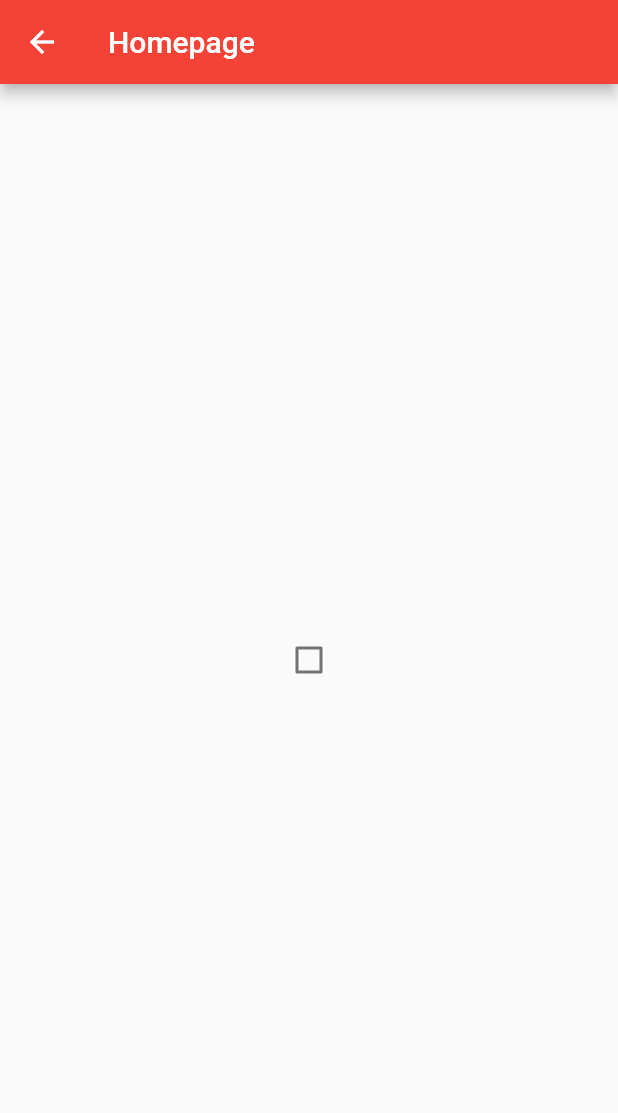
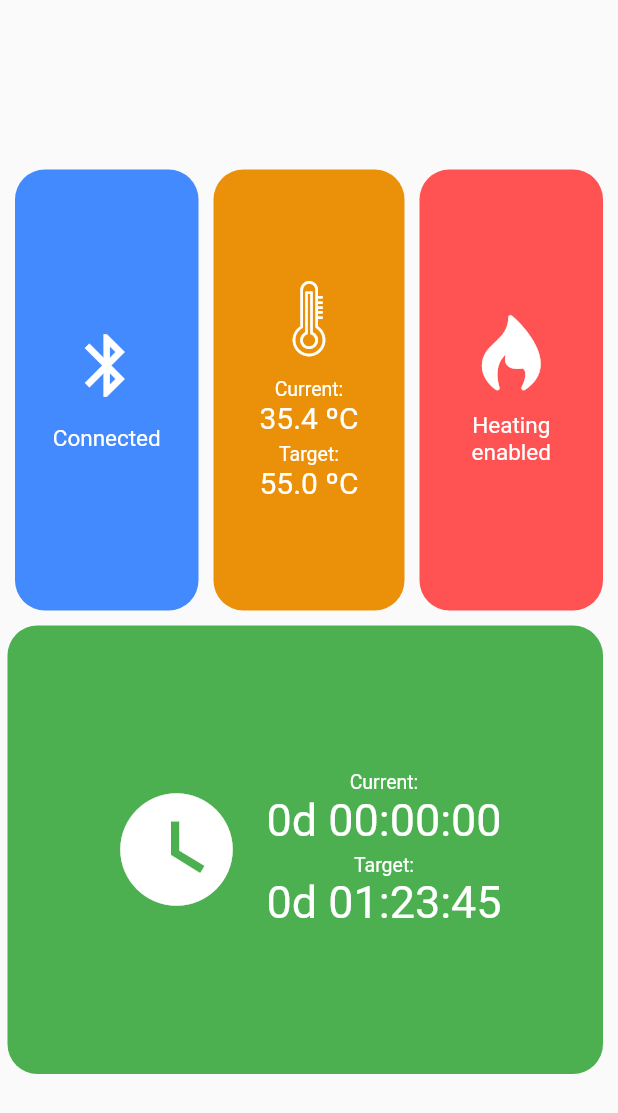
Before and after one commit to gabriel-milan/SousVide_AndroidApp, a Flutter app: the screen it shows after launch, after a tap on "START", on a phone screen of 412 x 824 dp. Shown: the top 1113 px of the screen. Run offline on Flutter 3.47's test engine with Material 2 defaults, Android fonts, the phone set to English and light mode, and no system bars; our stand-ins replace flutter_blue.

Commit message:
Add initial monitor screen

```diff
--- /dev/null
+++ b/lib/icons/Fire.dart
@@ -0,0 +1,11 @@
+import 'package:flutter/widgets.dart';
+
+class Fire {
+  Fire._();
+
+  static const _kFontFam = 'Fire';
+  static const _kFontPkg = null;
+
+  static const IconData fire =
+      IconData(0xe800, fontFamily: _kFontFam, fontPackage: _kFontPkg);
+}
--- a/lib/main.dart
+++ b/lib/main.dart
@@ -1,9 +1,14 @@
 import 'package:flutter/material.dart';
+import 'package:flutter/services.dart';
 
 import 'package:SousVide/pages/splash.dart';
-import 'package:SousVide/pages/home.dart';
+import 'package:SousVide/pages/monitor.dart';
 
-void main() => runApp(MaterialApp(
+void main() {
+  WidgetsFlutterBinding.ensureInitialized();
+  SystemChrome.setPreferredOrientations(
+      [DeviceOrientation.portraitUp, DeviceOrientation.portraitDown]).then((_) {
+    runApp(MaterialApp(
       theme: ThemeData(
         primaryColor: Colors.red,
         accentColor: Colors.yellowAccent,
@@ -13,6 +18,11 @@ void main() => runApp(MaterialApp(
         backgroundColor: Colors.redAccent,
         secondaryColor: Colors.black,
         textColor: Colors.white,
-        nextPage: HomePage(),
+        nextPage: Monitor(
+          backgroundColor: null,
+          widgetsBorder: 10,
+        ),
       ),
     ));
+  });
+}
--- /dev/null
+++ b/lib/pages/monitor.dart
@@ -0,0 +1,167 @@
+import 'package:SousVide/widgets/timeStatus.dart';
+import 'package:flutter/material.dart';
+
+// Widgets
+import 'package:SousVide/widgets/iconbox.dart';
+import 'package:SousVide/widgets/bluetoothStatus.dart';
+import 'package:SousVide/widgets/temperatureStatus.dart';
+
+// Icons
+import 'package:SousVide/icons/Thermometer.dart';
+import 'package:SousVide/icons/Fire.dart';
+
+class Monitor extends StatefulWidget {
+  final Color backgroundColor;
+  final double widgetsBorder;
+
+  Monitor({@required this.backgroundColor, @required this.widgetsBorder});
+
+  @override
+  _MonitorState createState() => _MonitorState(
+      backgroundColor: backgroundColor, widgetsBorder: widgetsBorder);
+}
+
+class _MonitorState extends State<Monitor> {
+  final Color backgroundColor;
+  final double widgetsBorder;
+
+  bool btConnected = true;
+  bool heatingEnabled = true;
+
+  void changeBluetoothStatus() {
+    setState(() {
+      btConnected = !btConnected;
+    });
+  }
+
+  void changeHeatingStatus() {
+    setState(() {
+      heatingEnabled = !heatingEnabled;
+    });
+  }
+
+  _MonitorState({@required this.backgroundColor, @required this.widgetsBorder});
+
+  @override
+  Widget build(BuildContext context) {
+    return Scaffold(
+      body: Stack(
+        fit: StackFit.expand,
+        children: <Widget>[
+          // Filling background color
+          Container(
+            decoration: BoxDecoration(color: backgroundColor),
+          ),
+          // Main column
+          Column(
+            mainAxisAlignment: MainAxisAlignment.start,
+            children: <Widget>[
+              Expanded(
+                flex: 1,
+                child: Container(),
+              ),
+              // First vertical portion of the screen
+              Expanded(
+                flex: 3,
+                child: Container(
+                  // Adding widgets horizontally
+                  child: Row(
+                    mainAxisAlignment: MainAxisAlignment.center,
+                    children: <Widget>[
+                      Expanded(
+                          flex: 1,
+                          // Bluetooth widget
+                          child: GestureDetector(
+                            onTap: changeBluetoothStatus,
+                            child: BluetoothStatus(
+                              connected: btConnected,
+                              padding: EdgeInsets.fromLTRB(
+                                  widgetsBorder, // left
+                                  widgetsBorder, // top
+                                  widgetsBorder / 2, // right
+                                  widgetsBorder / 2),
+                              textColor: Colors.white,
+                              textSize: 15,
+                            ),
+                          )),
+                      Expanded(
+                          flex: 1,
+                          // Temperature widget
+                          child: TemperatureStatus(
+                            backgroundColor:
+                                btConnected ? Color(0XFFEB9109) : Colors.grey,
+                            currentTemp: btConnected ? "35.4 ºC" : "-",
+                            padding: EdgeInsets.fromLTRB(
+                                widgetsBorder / 2, // left
+                                widgetsBorder, // top
+                                widgetsBorder / 2, // right
+                                widgetsBorder / 2),
+                            targetTemp: btConnected ? "55.0 ºC" : "-",
+                          )),
+                      Expanded(
+                          flex: 1,
+                          // Heating widget
+                          child: GestureDetector(
+                            onTap: changeHeatingStatus,
+                            child: VerticalIconBox(
+                              backgroundColor: btConnected
+                                  ? (heatingEnabled
+                                      ? Colors.redAccent
+                                      : Colors.grey)
+                                  : Colors.grey,
+                              borderRadius: 20,
+                              icon: Icon(
+                                Fire.fire,
+                                size: 50,
+                                color: Colors.white,
+                              ),
+                              iconTextPadding: 15,
+                              padding: EdgeInsets.fromLTRB(
+                                  widgetsBorder / 2, // left
+                                  widgetsBorder, // top
+                                  widgetsBorder, // right
+                                  widgetsBorder / 2),
+                              text: btConnected
+                                  ? (heatingEnabled
+                                      ? "Heating\nenabled"
+                                      : "Heating\ndisabled")
+                                  : "-",
+                              textColor: Colors.white,
+                              textSize: 15,
+                            ),
+                          )),
+                    ],
+                  ),
+                ),
+              ),
+              // Second vertical portion of the screen
+              Expanded(
+                flex: 3,
+                child: Column(
+                    mainAxisAlignment: MainAxisAlignment.center,
+                    children: <Widget>[
+                      Expanded(
+                          child: TimeStatus(
+                        backgroundColor:
+                            btConnected ? Colors.green : Colors.grey,
+                        currentTime: btConnected ? "0d 00:00:00" : "-",
+                        padding: EdgeInsets.fromLTRB(
+                            widgetsBorder / 2, // left
+                            widgetsBorder / 2, // top
+                            widgetsBorder, // right
+                            widgetsBorder / 2),
+                        targetTime: btConnected ? "0d 01:23:45" : "-",
+                      ))
+                    ]),
+              ),
+              Expanded(
+                flex: 1,
+                child: Container(),
+              ),
+            ],
+          )
+        ],
+      ),
+    );
+  }
+}
--- /dev/null
+++ b/lib/widgets/bluetoothStatus.dart
@@ -0,0 +1,33 @@
+import 'package:flutter/material.dart';
+import 'package:SousVide/widgets/iconbox.dart';
+
+class BluetoothStatus extends StatelessWidget {
+  final EdgeInsetsGeometry padding;
+  final bool connected;
+  final Color textColor;
+  final double textSize;
+
+  BluetoothStatus(
+      {@required this.padding,
+      @required this.connected,
+      @required this.textColor,
+      @required this.textSize});
+
+  @override
+  Widget build(BuildContext context) {
+    return VerticalIconBox(
+      backgroundColor: connected ? Colors.blueAccent : Colors.grey,
+      borderRadius: 20,
+      icon: Icon(
+        Icons.bluetooth,
+        size: 50,
+        color: textColor,
+      ),
+      iconTextPadding: 15,
+      padding: padding,
+      text: connected ? "Connected" : "Not connected",
+      textColor: textColor,
+      textSize: textSize,
+    );
+  }
+}
--- /dev/null
+++ b/lib/widgets/iconbox.dart
@@ -0,0 +1,100 @@
+import 'package:flutter/material.dart';
+
+class VerticalIconBox extends StatelessWidget {
+  final EdgeInsetsGeometry padding;
+  final Color backgroundColor;
+  final double borderRadius;
+  final Icon icon;
+  final String text;
+  final double iconTextPadding;
+  final Color textColor;
+  final double textSize;
+
+  VerticalIconBox(
+      {@required this.padding,
+      @required this.backgroundColor,
+      @required this.borderRadius,
+      @required this.icon,
+      @required this.text,
+      @required this.iconTextPadding,
+      @required this.textColor,
+      @required this.textSize});
+
+  @override
+  Widget build(BuildContext context) {
+    return Padding(
+        padding: padding, // bottom
+        child: Container(
+            decoration: BoxDecoration(
+              // Box color and border radius
+              color: backgroundColor,
+              borderRadius: BorderRadius.circular(borderRadius),
+            ),
+            child: Column(
+              mainAxisAlignment: MainAxisAlignment.center,
+              // Box content
+              children: <Widget>[
+                icon,
+                Padding(
+                  padding: EdgeInsets.only(top: iconTextPadding),
+                ),
+                Text(
+                  text,
+                  textAlign: TextAlign.center,
+                  style: TextStyle(
+                    color: textColor,
+                    fontSize: textSize,
+                  ),
+                ),
+              ],
+            )));
+  }
+}
+
+class HorizontalIconBox extends StatelessWidget {
+  final EdgeInsetsGeometry padding;
+  final Color backgroundColor;
+  final double borderRadius;
+  final Icon icon;
+  final String text;
+  final double iconTextPadding;
+  final Color textColor;
+  final double textSize;
+
+  HorizontalIconBox(
+      {@required this.padding,
+      @required this.backgroundColor,
+      @required this.borderRadius,
+      @required this.icon,
+      @required this.text,
+      @required this.iconTextPadding,
+      @required this.textColor,
+      @required this.textSize});
+
+  @override
+  Widget build(BuildContext context) {
+    return Padding(
+        padding: padding, // bottom
+        child: Container(
+            decoration: BoxDecoration(
+              // Box color and border radius
+              color: backgroundColor,
+              borderRadius: BorderRadius.circular(borderRadius),
+            ),
+            child: Row(
+              mainAxisAlignment: MainAxisAlignment.center,
+              // Box content
+              children: <Widget>[
+                icon,
+                Padding(
+                  padding: EdgeInsets.only(right: iconTextPadding),
+                ),
+                Text(
+                  text,
+                  textAlign: TextAlign.center,
+                  style: TextStyle(color: textColor, fontSize: textSize),
+                ),
+              ],
+            )));
+  }
+}
--- /dev/null
+++ b/lib/widgets/temperatureStatus.dart
@@ -0,0 +1,74 @@
+import 'package:flutter/material.dart';
+import 'package:SousVide/icons/Thermometer.dart';
+
+class TemperatureStatus extends StatelessWidget {
+  final EdgeInsetsGeometry padding;
+  final Color backgroundColor;
+  final String currentTemp;
+  final String targetTemp;
+
+  TemperatureStatus(
+      {@required this.padding,
+      @required this.backgroundColor,
+      @required this.currentTemp,
+      @required this.targetTemp});
+
+  @override
+  Widget build(BuildContext context) {
+    return Padding(
+        padding: padding, // bottom
+        child: Container(
+            decoration: BoxDecoration(
+              // Box color and border radius
+              color: backgroundColor,
+              borderRadius: BorderRadius.circular(20),
+            ),
+            child: Column(
+              mainAxisAlignment: MainAxisAlignment.center,
+              // Box content
+              children: <Widget>[
+                Icon(
+                  Thermometer.srip,
+                  size: 50,
+                  color: Colors.white,
+                ),
+                Padding(
+                  padding: EdgeInsets.only(top: 15),
+                ),
+                Text(
+                  "Current:",
+                  textAlign: TextAlign.center,
+                  style: TextStyle(
+                    color: Colors.white,
+                    fontSize: 13,
+                  ),
+                ),
+                Text(
+                  currentTemp,
+                  textAlign: TextAlign.center,
+                  style: TextStyle(
+                    color: Colors.white,
+                    fontSize: 20,
+                  ),
+                ),
+                Padding(padding: EdgeInsets.only(top: 5)),
+                Text(
+                  "Target:",
+                  textAlign: TextAlign.center,
+                  style: TextStyle(
+                    color: Colors.white,
+                    fontSize: 13,
+                  ),
+                ),
+                Text(
+                  targetTemp,
+                  textAlign: TextAlign.center,
+                  style: TextStyle(
+                    color: Colors.white,
+                    fontSize: 20,
+                  ),
+                ),
+              ],
+            )));
+  }
+}
--- /dev/null
+++ b/lib/widgets/timeStatus.dart
@@ -0,0 +1,79 @@
+import 'package:flutter/material.dart';
+
+class TimeStatus extends StatelessWidget {
+  final EdgeInsetsGeometry padding;
+  final Color backgroundColor;
+  final String currentTime;
+  final String targetTime;
+
+  TimeStatus({
+    @required this.backgroundColor,
+    @required this.padding,
+    @required this.currentTime,
+    @required this.targetTime,
+  });
+
+  @override
+  Widget build(BuildContext context) {
+    return Padding(
+        padding: padding, // bottom
+        child: Container(
+            decoration: BoxDecoration(
+              // Box color and border radius
+              color: backgroundColor,
+              borderRadius: BorderRadius.circular(20),
+            ),
+            child: Row(
+              mainAxisAlignment: MainAxisAlignment.center,
+              // Box content
+              children: <Widget>[
+                Icon(
+                  Icons.watch_later,
+                  size: 90,
+                  color: Colors.white,
+                ),
+                Padding(
+                  padding: EdgeInsets.only(right: 15),
+                ),
+                Column(
+                  mainAxisAlignment: MainAxisAlignment.center,
+                  children: <Widget>[
+                    Text(
+                      "Current:",
+                      textAlign: TextAlign.center,
+                      style: TextStyle(
+                        color: Colors.white,
+                        fontSize: 13,
+                      ),
+                    ),
+                    Text(
+                      currentTime,
+                      textAlign: TextAlign.center,
+                      style: TextStyle(
+                        color: Colors.white,
+                        fontSize: 30,
+                      ),
+                    ),
+                    Padding(padding: EdgeInsets.only(top: 5)),
+                    Text(
+                      "Target:",
+                      textAlign: TextAlign.center,
+                      style: TextStyle(
+                        color: Colors.white,
+                        fontSize: 13,
+                      ),
+                    ),
+                    Text(
+                      targetTime,
+                      textAlign: TextAlign.center,
+                      style: TextStyle(
+                        color: Colors.white,
+                        fontSize: 30,
+                      ),
+                    ),
+                  ],
+                )
+              ],
+            )));
+  }
+}
--- a/pubspec.yaml
+++ b/pubspec.yaml
@@ -49,7 +49,10 @@ flutter:
     - family: Github
       fonts:
         - asset: fonts/Github.ttf
-    # To add assets to your application, add an assets section, like this:
+    - family: Fire
+      fonts:
+        - asset: fonts/Fire.ttf
+          # To add assets to your application, add an assets section, like this:
   # assets:
   #   - images/a_dot_burr.jpeg
   #   - images/a_dot_ham.jpeg
```
Also changed, not shown: fonts/Fire.ttf (added), 1 other file.
